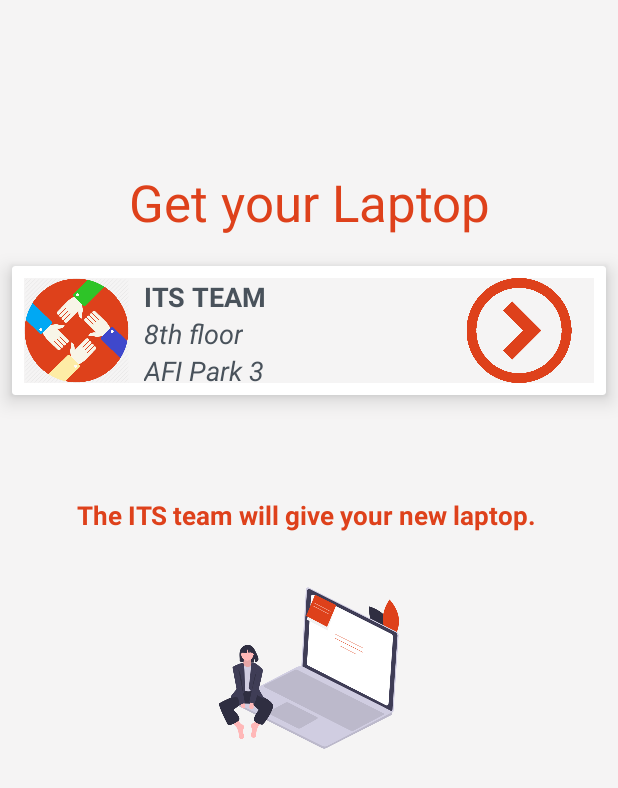
After one commit to DianaMaftei/galileo, an Android app: the layout journey_objective_3.xml on its own in the app's theme, with its tools: preview values and no code run, on a phone screen of 412 x 824 dp. The commit adds this screen. Shown: the top 788 px of the screen. Run offline under Robolectric (Android 15) with nearby library versions, the phone set to English and light mode, and no system bars.

Commit message:
objectives

```diff
--- a/app/src/main/java/com/endava/myapplication/OnboardingJourneys.java
+++ b/app/src/main/java/com/endava/myapplication/OnboardingJourneys.java
@@ -22,12 +22,16 @@ public class OnboardingJourneys extends AppCompatActivity {
                 setContentView(R.layout.journey_objective_1);
                 break;
             case "option_2":
+                setContentView(R.layout.journey_objective_2);
                 break;
             case "option_3":
+                setContentView(R.layout.option_find_your_way_around);
                 break;
             case "option_4":
+                setContentView(R.layout.journey_objective_3);
                 break;
             case "option_5":
+                setContentView(R.layout.journey_objective_4);
                 break;
 
         }
--- a/app/src/main/res/layout/activity_onboarding.xml
+++ b/app/src/main/res/layout/activity_onboarding.xml
@@ -95,6 +95,7 @@
     </androidx.cardview.widget.CardView>
 
     <androidx.cardview.widget.CardView xmlns:app="http://schemas.android.com/apk/res-auto"
+        android:id="@+id/objective_two"
         android:layout_width="match_parent"
         android:layout_height="wrap_content"
         android:layout_margin="8dp"
@@ -172,6 +173,7 @@
 
 
     <androidx.cardview.widget.CardView xmlns:app="http://schemas.android.com/apk/res-auto"
+        android:id="@+id/objective_three"
         android:layout_width="match_parent"
         android:layout_height="wrap_content"
         android:layout_margin="8dp"
@@ -248,6 +250,7 @@
     </androidx.cardview.widget.CardView>
 
 <androidx.cardview.widget.CardView xmlns:app="http://schemas.android.com/apk/res-auto"
+    android:id="@+id/objective_four"
         android:layout_width="match_parent"
         android:layout_height="wrap_content"
         android:layout_margin="8dp"
@@ -324,6 +327,7 @@
     </androidx.cardview.widget.CardView>
 
 <androidx.cardview.widget.CardView xmlns:app="http://schemas.android.com/apk/res-auto"
+    android:id="@+id/objective_five"
         android:layout_width="match_parent"
         android:layout_height="wrap_content"
         android:layout_margin="8dp"
--- /dev/null
+++ b/app/src/main/res/layout/journey_objective_3.xml
@@ -0,0 +1,163 @@
+<?xml version="1.0" encoding="utf-8"?>
+<LinearLayout xmlns:android="http://schemas.android.com/apk/res/android"
+    android:id="@+id/main_layout"
+    android:layout_width="fill_parent"
+    android:layout_height="fill_parent"
+    android:layout_gravity="center_vertical|end"
+    android:layout_weight="10"
+    android:background="@color/bgColor"
+    android:orientation="vertical">
+
+    <TextView
+        android:layout_width="fill_parent"
+        android:layout_height="169dp"
+        android:gravity="center"
+        android:paddingLeft="16dp"
+        android:paddingTop="100dp"
+        android:paddingRight="16dp"
+        android:text="Get your Laptop"
+        android:textColor="@color/endavaOrange"
+        android:textSize="@dimen/title" />
+
+    <androidx.cardview.widget.CardView xmlns:app="http://schemas.android.com/apk/res-auto"
+        android:layout_width="match_parent"
+        android:layout_height="wrap_content"
+        android:layout_margin="8dp"
+        app:cardElevation="8dp">
+
+        <LinearLayout
+            android:layout_width="match_parent"
+            android:layout_height="match_parent"
+            android:layout_margin="8dp"
+            android:background="@android:color/white"
+            android:orientation="horizontal">
+
+            <ImageView
+                android:layout_width="70dp"
+                android:layout_height="70dp"
+                android:src="@drawable/team" />
+
+            <LinearLayout
+                android:layout_width="0dp"
+                android:layout_height="match_parent"
+                android:layout_weight="9"
+                android:orientation="horizontal">
+
+                <LinearLayout
+                    android:layout_width="150dp"
+                    android:layout_height="match_parent"
+                    android:orientation="vertical">
+
+                    <TextView
+                        android:id="@+id/name"
+                        android:layout_width="wrap_content"
+                        android:layout_height="wrap_content"
+                        android:layout_marginLeft="10dp"
+                        android:gravity="center_vertical|start"
+                        android:text="ITS Team"
+                        android:textAllCaps="true"
+                        android:textSize="@dimen/card_view_text_size"
+                        android:textStyle="bold" />
+
+                    <TextView
+                        android:id="@+id/floor"
+                        android:layout_width="wrap_content"
+                        android:layout_height="wrap_content"
+                        android:layout_marginLeft="10dp"
+                        android:gravity="center_vertical|start"
+                        android:text="8th floor"
+                        android:textSize="@dimen/card_view_text_size"
+                        android:textStyle="italic" />
+
+                    <TextView
+                        android:id="@+id/building"
+                        android:layout_width="wrap_content"
+                        android:layout_height="wrap_content"
+                        android:layout_marginLeft="10dp"
+                        android:gravity="center_vertical|start"
+                        android:text="AFI Park 3"
+                        android:textSize="@dimen/card_view_text_size"
+                        android:textStyle="italic" />
+
+                    <TextView
+                        android:id="@+id/project"
+                        android:layout_width="wrap_content"
+                        android:layout_height="wrap_content"
+                        android:layout_marginLeft="10dp"
+                        android:gravity="center_vertical|start"
+                        android:text="Galileo"
+                        android:textSize="@dimen/card_view_text_size"
+                        android:textStyle="italic" />
+
+                </LinearLayout>
+
+                <!--<RelativeLayout-->
+                <!--android:layout_width="wrap_content"-->
+                <!--android:layout_height="match_parent"-->
+                <!--&gt;-->
+                <!--<LinearLayout-->
+                <!--android:layout_width="120sp"-->
+                <!--android:layout_height="match_parent">-->
+
+                <!--</LinearLayout>-->
+
+                <!--<ImageView-->
+                <!--android:layout_width="wrap_content"-->
+                <!--android:layout_height="wrap_content"-->
+                <!--android:layout_gravity="end"-->
+                <!--android:layout_marginBottom="0dp"-->
+                <!--android:src="@mipmap/arrow_right_navigate" />-->
+
+                <!--</RelativeLayout>-->
+
+                <LinearLayout
+                    android:layout_width="70sp"
+                    android:layout_height="match_parent">
+
+                </LinearLayout>
+
+                <ImageView
+                    android:id="@+id/checked5"
+                    android:layout_width="wrap_content"
+                    android:layout_height="wrap_content"
+                    android:layout_alignParentBottom="true"
+                    android:layout_gravity="end"
+                    android:layout_marginBottom="0dp"
+                    android:paddingEnd="10dp"
+                    android:src="@drawable/arrow_right_obj" />
+
+
+            </LinearLayout>
+        </LinearLayout>
+
+    </androidx.cardview.widget.CardView>
+
+    <LinearLayout
+        android:layout_width="match_parent"
+        android:layout_height="wrap_content"
+        android:paddingLeft="15dp"
+        android:paddingTop="30dp"
+        android:paddingRight="15dp">
+
+        <TextView
+            android:layout_width="match_parent"
+            android:layout_height="match_parent"
+            android:gravity="center"
+            android:padding="30dp"
+            android:text="The ITS team will give your new laptop. "
+            android:textColor="@color/endavaOrange"
+            android:textSize="17dp"
+            android:textStyle="bold" />
+
+    </LinearLayout>
+
+    <ImageView
+        android:layout_width="120dp"
+        android:layout_height="120dp"
+        android:layout_gravity="center"
+        android:src="@drawable/undraw_noted_pc9f">
+
+    </ImageView>
+
+
+</LinearLayout>
```
Also changed, not shown: app/src/main/java/com/endava/myapplication/OnboardingActivity.java (+34 -0 lines), app/src/main/res/layout/journey_objective_2.xml (added, +163 -0 lines), app/src/main/res/layout/journey_objective_4.xml (added, +163 -0 lines), app/src/main/res/drawable/info_button.png (added), app/src/main/res/drawable/team.png (added).
